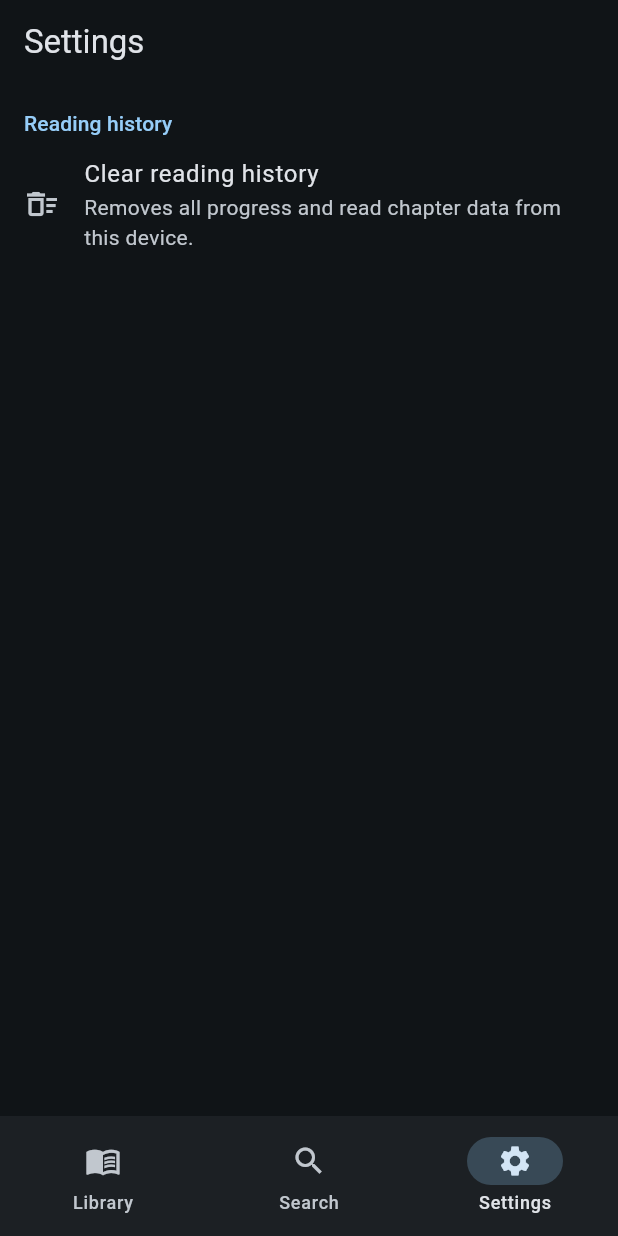
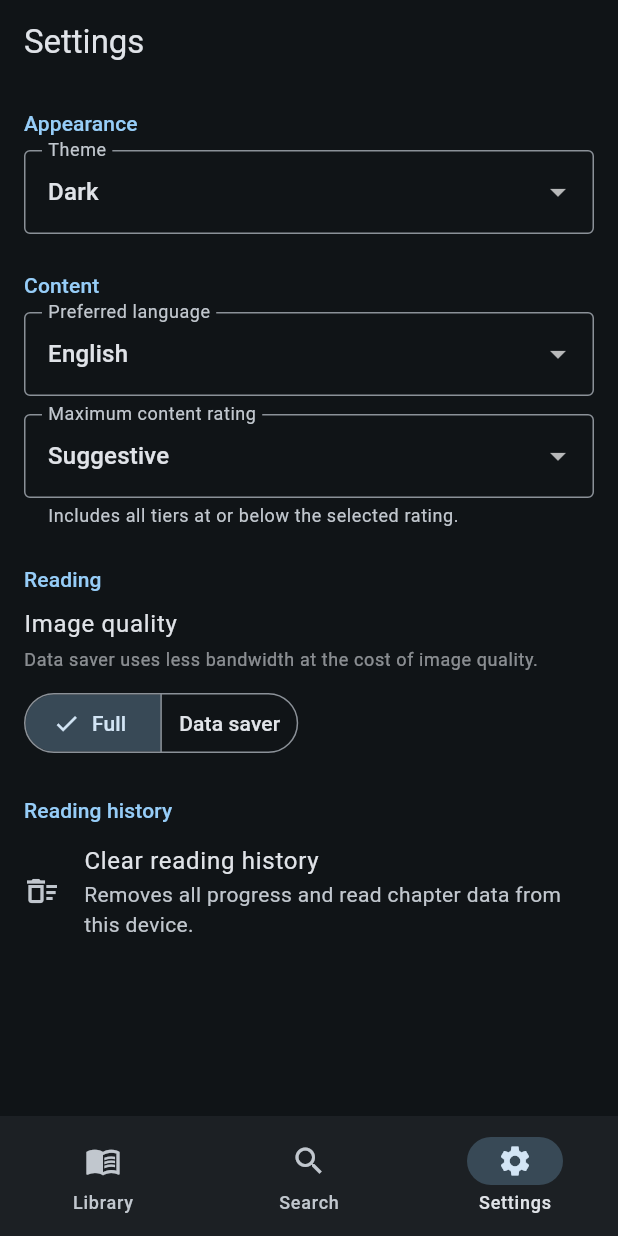
Before and after one commit to petersjl/manga_portal, a Flutter app: the SettingsPage screen opened by its route, on a phone screen of 412 x 824 dp. Run offline on Flutter 3.47's test engine with Material 3 defaults, Android fonts, the light colour scheme and no system bars; our stand-ins replace cached_network_image, dio, flutter_markdown_plus, flutter_riverpod, go_router, riverpod_annotation and 1 more; accounts and stored records are empty; generated files the repository leaves out were written again.

Commit message:
Start working on the settings page

```diff
--- a/lib/main.dart
+++ b/lib/main.dart
@@ -2,14 +2,18 @@ import 'package:flutter/material.dart';
 import 'package:flutter_riverpod/flutter_riverpod.dart';
 
 import 'app.dart';
+import 'providers/settings_provider.dart';
 
 void main() => runApp(const ProviderScope(child: MangaPortal()));
 
-class MangaPortal extends StatelessWidget {
+class MangaPortal extends ConsumerWidget {
   const MangaPortal({super.key});
 
   @override
-  Widget build(BuildContext context) {
+  Widget build(BuildContext context, WidgetRef ref) {
+    final themeMode = ref.watch(
+      settingsNotifierProvider.select((s) => s.themeMode),
+    );
     return MaterialApp.router(
       title: 'Manga Portal',
       theme: ThemeData(
@@ -25,7 +29,7 @@ class MangaPortal extends StatelessWidget {
         ),
         useMaterial3: true,
       ),
-      themeMode: ThemeMode.dark,
+      themeMode: themeMode,
       routerConfig: goRouter,
     );
   }
--- a/lib/pages/settings_page.dart
+++ b/lib/pages/settings_page.dart
@@ -2,17 +2,116 @@ import 'package:flutter/material.dart';
 import 'package:flutter_riverpod/flutter_riverpod.dart';
 
 import '../providers/api_providers.dart';
+import '../providers/settings_provider.dart';
+
+// ── Label maps ────────────────────────────────────────────────────────────────
+
+const _languages = [
+  ('en', 'English'),
+  ('ja', 'Japanese'),
+  ('zh', 'Chinese (Simplified)'),
+  ('zh-hk', 'Chinese (Traditional)'),
+  ('ko', 'Korean'),
+  ('fr', 'French'),
+  ('es', 'Spanish'),
+  ('es-la', 'Spanish (Latin America)'),
+  ('it', 'Italian'),
+  ('de', 'German'),
+  ('ru', 'Russian'),
+  ('pt', 'Portuguese'),
+  ('pt-br', 'Portuguese (Brazil)'),
+];
+
+const _contentRatings = [
+  ('safe', 'Safe'),
+  ('suggestive', 'Suggestive'),
+  ('erotica', 'Erotica'),
+  ('pornographic', 'Pornographic'),
+];
+
+const _themes = [
+  (ThemeMode.system, 'System'),
+  (ThemeMode.light, 'Light'),
+  (ThemeMode.dark, 'Dark'),
+];
+
+// ── Page ─────────────────────────────────────────────────────────────────────
 
 class SettingsPage extends ConsumerWidget {
   const SettingsPage({super.key});
 
   @override
   Widget build(BuildContext context, WidgetRef ref) {
+    final settings = ref.watch(settingsNotifierProvider);
+    final notifier = ref.read(settingsNotifierProvider.notifier);
+
     return Scaffold(
       appBar: AppBar(title: const Text('Settings')),
       body: ListView(
         children: [
-          _SectionHeader(label: 'Reading history'),
+          // ── Appearance ────────────────────────────────────────────────────
+          const _SectionHeader(label: 'Appearance'),
+          _DropdownTile<ThemeMode>(
+            label: 'Theme',
+            value: settings.themeMode,
+            items: _themes.map((e) => (e.$1, e.$2)).toList(),
+            onChanged: notifier.setThemeMode,
+          ),
+
+          // ── Content ───────────────────────────────────────────────────────
+          const _SectionHeader(label: 'Content'),
+          _DropdownTile<String>(
+            label: 'Preferred language',
+            value: settings.preferredLanguage,
+            items: _languages.map((e) => (e.$1, e.$2)).toList(),
+            onChanged: notifier.setPreferredLanguage,
+          ),
+          _DropdownTile<String>(
+            label: 'Maximum content rating',
+            subtitle: 'Includes all tiers at or below the selected rating.',
+            value: settings.maxContentRating,
+            items: _contentRatings.map((e) => (e.$1, e.$2)).toList(),
+            onChanged: notifier.setMaxContentRating,
+          ),
+
+          // ── Reading ───────────────────────────────────────────────────────
+          const _SectionHeader(label: 'Reading'),
+          Padding(
+            padding: const EdgeInsets.fromLTRB(16, 4, 16, 8),
+            child: Column(
+              crossAxisAlignment: CrossAxisAlignment.start,
+              children: [
+                Text(
+                  'Image quality',
+                  style: Theme.of(context).textTheme.bodyLarge,
+                ),
+                const SizedBox(height: 4),
+                Text(
+                  'Data saver uses less bandwidth at the cost of image quality.',
+                  style: Theme.of(context).textTheme.bodySmall?.copyWith(
+                        color: Theme.of(context)
+                            .colorScheme
+                            .onSurface
+                            .withAlpha(150),
+                      ),
+                ),
+                const SizedBox(height: 10),
+                SegmentedButton<String>(
+                  segments: const [
+                    ButtonSegment(value: 'data', label: Text('Full')),
+                    ButtonSegment(
+                        value: 'data-saver', label: Text('Data saver')),
+                  ],
+                  selected: {settings.imageQuality},
+                  onSelectionChanged: (values) =>
+                      notifier.setImageQuality(values.first),
+                ),
+              ],
+            ),
+          ),
+
+          // ── Reading history ───────────────────────────────────────────────
+          const _SectionHeader(label: 'Reading history'),
           ListTile(
             leading: const Icon(Icons.delete_sweep_outlined),
             title: const Text('Clear reading history'),
@@ -65,6 +164,8 @@ class SettingsPage extends ConsumerWidget {
   }
 }
 
+// ── Shared widgets ────────────────────────────────────────────────────────────
+
 class _SectionHeader extends StatelessWidget {
   const _SectionHeader({required this.label});
 
@@ -83,3 +184,42 @@ class _SectionHeader extends StatelessWidget {
     );
   }
 }
+
+/// A ListTile that contains a labelled dropdown.
+class _DropdownTile<T> extends StatelessWidget {
+  const _DropdownTile({
+    required this.label,
+    this.subtitle,
+    required this.value,
+    required this.items,
+    required this.onChanged,
+  });
+
+  final String label;
+  final String? subtitle;
+  final T value;
+  final List<(T, String)> items;
+  final void Function(T) onChanged;
+
+  @override
+  Widget build(BuildContext context) {
+    return Padding(
+      padding: const EdgeInsets.fromLTRB(16, 4, 16, 8),
+      child: DropdownButtonFormField<T>(
+        value: value,
+        decoration: InputDecoration(
+          labelText: label,
+          helperText: subtitle,
+          helperMaxLines: 2,
+          border: const OutlineInputBorder(),
+        ),
+        items: items
+            .map((e) => DropdownMenuItem(value: e.$1, child: Text(e.$2)))
+            .toList(),
+        onChanged: (v) {
+          if (v != null) onChanged(v);
+        },
+      ),
+    );
+  }
+}
--- a/lib/providers/settings_provider.dart
+++ b/lib/providers/settings_provider.dart
@@ -1,47 +1,115 @@
+import 'package:flutter/material.dart';
 import 'package:riverpod_annotation/riverpod_annotation.dart';
+import 'package:shared_preferences/shared_preferences.dart';
 
 part 'settings_provider.g.dart';
+
+/// Content rating tiers in ascending order.
+const _ratingOrder = ['safe', 'suggestive', 'erotica', 'pornographic'];
 
 class Settings {
   const Settings({
     this.preferredLanguage = 'en',
-    this.contentRating = const ['safe', 'suggestive'],
+    this.maxContentRating = 'suggestive',
     this.imageQuality = 'data',
+    this.themeMode = ThemeMode.dark,
   });
 
   final String preferredLanguage;
 
-  /// Content rating filters used for manga search.
-  final List<String> contentRating;
+  /// The highest content rating tier the user wants to see.
+  /// All tiers at or below this value are passed to the API.
+  final String maxContentRating;
 
   /// Image quality: 'data' (full resolution) or 'data-saver' (compressed).
   final String imageQuality;
 
+  final ThemeMode themeMode;
+
+  /// Returns all content rating tiers up to and including [maxContentRating].
+  /// This is the value passed as `contentRating[]` in API calls.
+  List<String> get contentRating {
+    final idx = _ratingOrder.indexOf(maxContentRating);
+    if (idx < 0) return ['safe', 'suggestive'];
+    return List.unmodifiable(_ratingOrder.sublist(0, idx + 1));
+  }
+
   Settings copyWith({
     String? preferredLanguage,
-    List<String>? contentRating,
+    String? maxContentRating,
     String? imageQuality,
+    ThemeMode? themeMode,
   }) {
     return Settings(
       preferredLanguage: preferredLanguage ?? this.preferredLanguage,
-      contentRating: contentRating ?? this.contentRating,
+      maxContentRating: maxContentRating ?? this.maxContentRating,
       imageQuality: imageQuality ?? this.imageQuality,
+      themeMode: themeMode ?? this.themeMode,
     );
   }
 }
 
 @riverpod
 class SettingsNotifier extends _$SettingsNotifier {
+  static const _prefLang = 'settings_language';
+  static const _prefMaxRating = 'settings_max_content_rating';
+  static const _prefQuality = 'settings_image_quality';
+  static const _prefTheme = 'settings_theme_mode';
+
   @override
-  Settings build() => const Settings();
-
-  void setPreferredLanguage(String language) {
-    state = state.copyWith(preferredLanguage: language);
+  Settings build() {
+    _loadFromPrefs();
+    return const Settings();
   }
 
-  /// Sets image quality to 'data' or 'data-saver'.
-  void setImageQuality(String quality) {
+  Future<void> _loadFromPrefs() async {
+    final prefs = await SharedPreferences.getInstance();
+    state = Settings(
+      preferredLanguage: prefs.getString(_prefLang) ?? 'en',
+      maxContentRating: prefs.getString(_prefMaxRating) ?? 'suggestive',
+      imageQuality: prefs.getString(_prefQuality) ?? 'data',
+      themeMode: _parseTheme(prefs.getString(_prefTheme)),
+    );
+  }
+
+  Future<void> setPreferredLanguage(String language) async {
+    state = state.copyWith(preferredLanguage: language);
+    final prefs = await SharedPreferences.getInstance();
+    await prefs.setString(_prefLang, language);
+  }
+
+  Future<void> setMaxContentRating(String rating) async {
+    assert(_ratingOrder.contains(rating));
+    state = state.copyWith(maxContentRating: rating);
+    final prefs = await SharedPreferences.getInstance();
+    await prefs.setString(_prefMaxRating, rating);
+  }
+
+  /// Sets image quality to 'data' (full) or 'data-saver' (compressed).
+  Future<void> setImageQuality(String quality) async {
     assert(quality == 'data' || quality == 'data-saver');
     state = state.copyWith(imageQuality: quality);
+    final prefs = await SharedPreferences.getInstance();
+    await prefs.setString(_prefQuality, quality);
   }
+
+  Future<void> setThemeMode(ThemeMode mode) async {
+    state = state.copyWith(themeMode: mode);
+    final prefs = await SharedPreferences.getInstance();
+    await prefs.setString(_prefTheme, _themeToString(mode));
+  }
+
+  static ThemeMode _parseTheme(String? value) => switch (value) {
+        'light' => ThemeMode.light,
+        'system' => ThemeMode.system,
+        _ => ThemeMode.dark,
+      };
+
+  static String _themeToString(ThemeMode mode) => switch (mode) {
+        ThemeMode.light => 'light',
+        ThemeMode.system => 'system',
+        ThemeMode.dark => 'dark',
+        // ignore: unreachable_switch_case
+        _ => 'dark',
+      };
 }
```
Also changed, not shown: lib/providers/settings_provider.g.dart, 3 other files.
